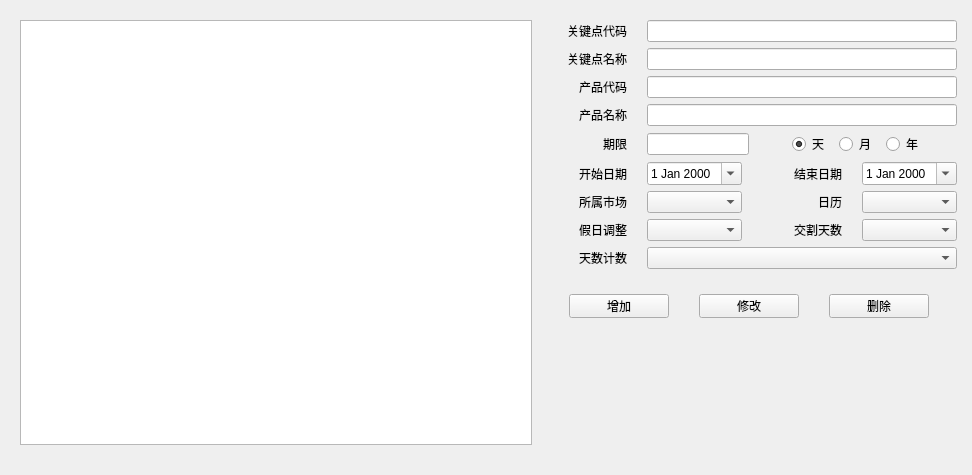
ruofeng216/fmlnew, file FML/view/mainframe/key_point_definition.ui: the form before one commit.
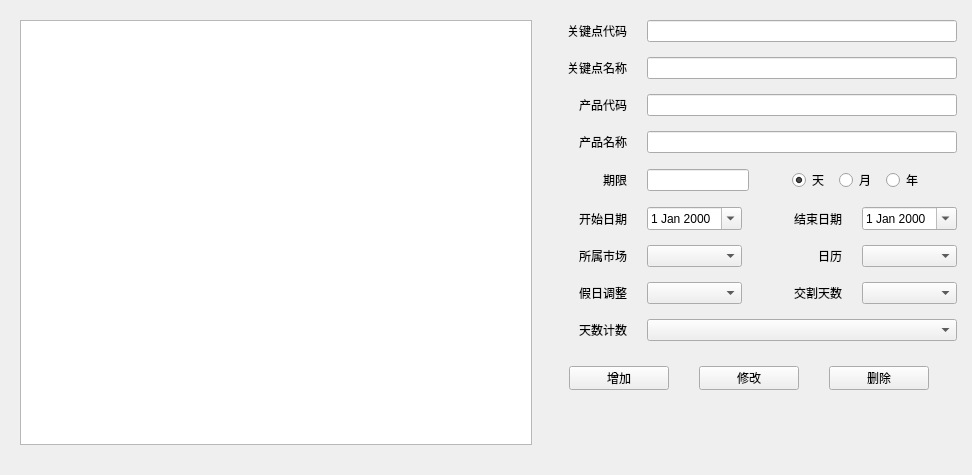
The form after the commit.

Commit message: UI调整

Diff of the .ui file:
```diff
--- a/FML/view/mainframe/key_point_definition.ui
+++ b/FML/view/mainframe/key_point_definition.ui
@@ -46,6 +46,9 @@
      </property>
      <item>
       <layout class="QVBoxLayout" name="verticalLayout">
+       <property name="spacing">
+        <number>15</number>
+       </property>
        <item>
         <layout class="QHBoxLayout" name="horizontalLayout_2">
          <property name="spacing">
```
